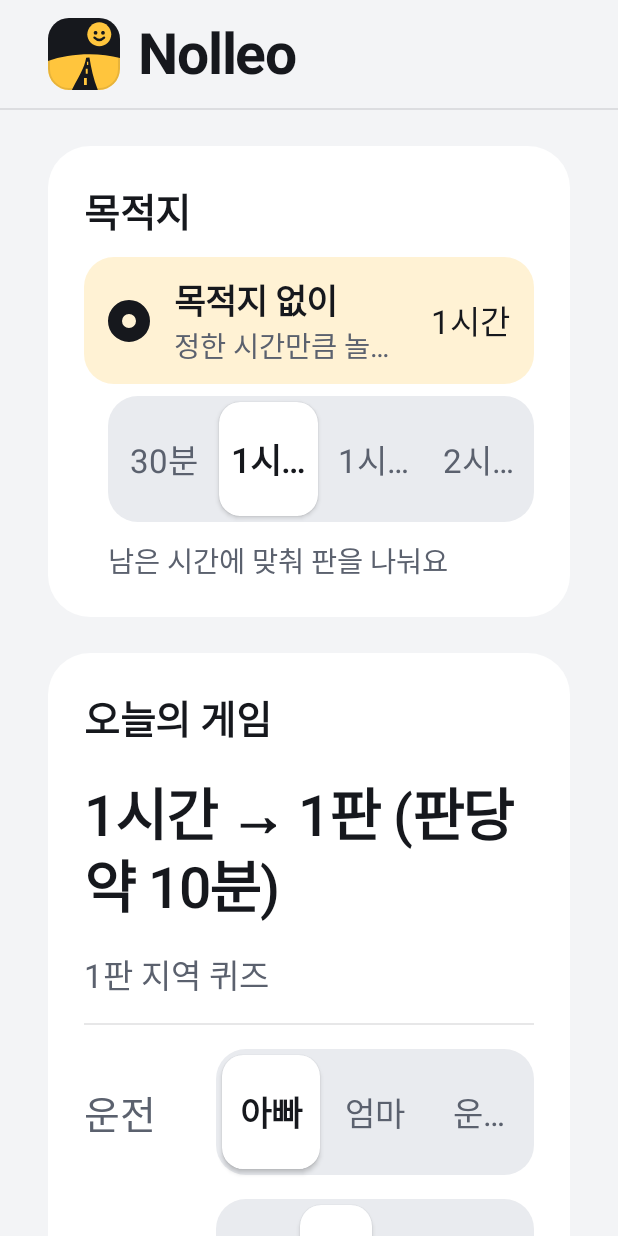
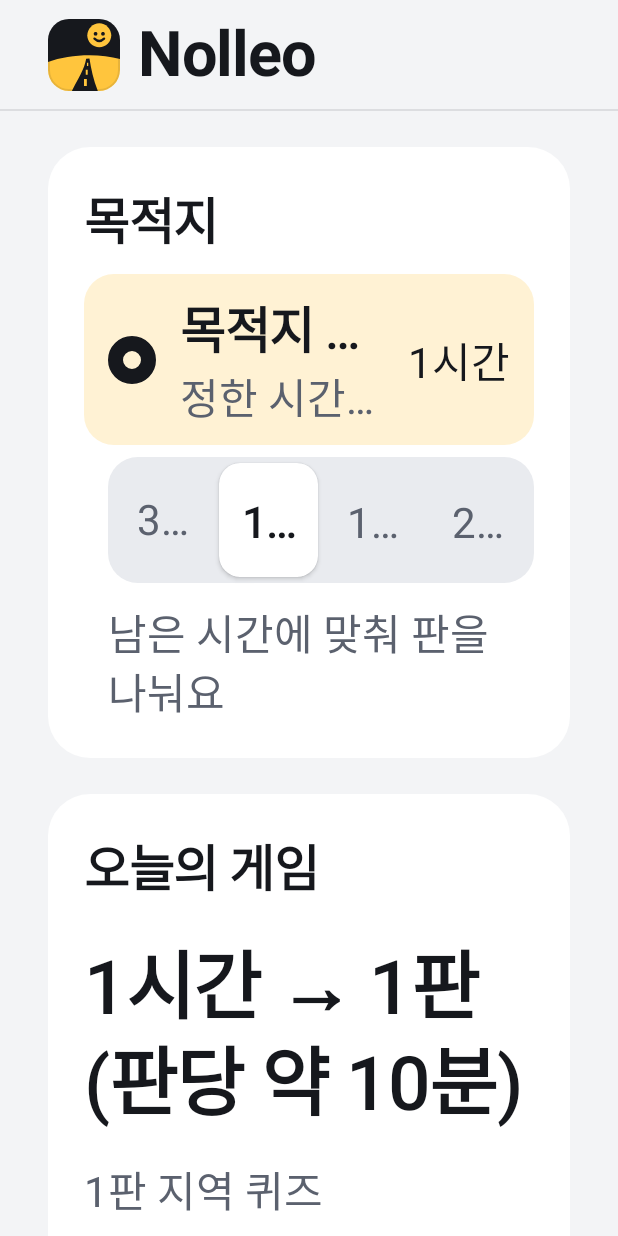
Before and after one commit to dxyxxn/Nolleo, an Android app built with Jetpack Compose: the screen it shows after launch (MainActivity), on a phone screen of 412 x 824 dp. Run offline under Robolectric (Android 15) with nearby library versions, the phone set to English and light mode, and no system bars; libraries missing offline, so code that uses them is left out: ai.pleos.playground; 26 statements that could not run were skipped.

Commit message:
style: 글자를 한 번 더 키움(가장 작은 글자 21sp, 주행 본문 33sp) + 홈은 한 단계 더 크게
- 테마 글자 스타일 14개를 2~8sp(약 8~11%) 키움
- 홈: 카드 제목·목적지 목록 줄(제목·설명·오른쪽 값)·설정 줄 이름·선택 막대·미리보기·안내 줄을 한 단계 큰 스타일로
- 좁은 창(3분할)에서 선택 막대 4칸 글이 잘리지 않는 선에서 멈춤

```diff
--- a/app/src/main/java/com/nolleo/app/ui/common/Components.kt
+++ b/app/src/main/java/com/nolleo/app/ui/common/Components.kt
@@ -173,7 +173,7 @@ fun <T> SegmentedControl(
             ) {
                 Text(
                     label(option),
-                    style = if (on) MaterialTheme.typography.titleSmall else MaterialTheme.typography.bodyMedium,
+                    style = if (on) MaterialTheme.typography.titleMedium else MaterialTheme.typography.bodyLarge,
                     color = if (on) c.ink else c.muted,
                     maxLines = 1,
                     overflow = TextOverflow.Ellipsis,
@@ -185,7 +185,7 @@ fun <T> SegmentedControl(
 }
 
 /** [SettingRow] 의 이름 칸 폭 — 설정 줄 아래에 붙는 줄도 이 폭만큼 들여 맞춘다 */
-val SettingLabelWidth = 88.dp
+val SettingLabelWidth = 96.dp
 
 /** 이 폭보다 넓은 가로 창이면 카드를 나란히 놓는다 */
 val WideLayoutMinWidth = 1000.dp
@@ -197,7 +197,7 @@ fun BoxWithConstraintsScope.isWideLayout(): Boolean = maxWidth > WideLayoutMinWi
 @Composable
 fun SettingRow(label: String, modifier: Modifier = Modifier, labelWidth: Dp = SettingLabelWidth, content: @Composable () -> Unit) {
     Row(modifier.fillMaxWidth(), verticalAlignment = Alignment.CenterVertically) {
-        Text(label, style = MaterialTheme.typography.bodyLarge, color = Nl.colors.muted, modifier = Modifier.width(labelWidth), maxLines = 1)
+        Text(label, style = MaterialTheme.typography.titleMedium, color = Nl.colors.muted, modifier = Modifier.width(labelWidth), maxLines = 1)
         Box(Modifier.weight(1f)) { content() }
     }
 }
@@ -225,16 +225,16 @@ fun ChoiceRow(
         horizontalArrangement = Arrangement.spacedBy(Sp.l),
     ) {
         Box(
-            Modifier.size(28.dp).border(if (selected) 9.dp else 2.dp, if (selected) c.indicator else c.faint, CircleShape),
+            Modifier.size(32.dp).border(if (selected) 10.dp else 2.dp, if (selected) c.indicator else c.faint, CircleShape),
         )
         Column(Modifier.weight(1f)) {
-            Text(title, style = MaterialTheme.typography.titleSmall, color = c.ink, maxLines = 1, overflow = TextOverflow.Ellipsis)
+            Text(title, style = MaterialTheme.typography.titleLarge, color = c.ink, maxLines = 1, overflow = TextOverflow.Ellipsis)
             if (subtitle != null) {
-                Text(subtitle, style = MaterialTheme.typography.labelSmall, color = c.muted, maxLines = 1, overflow = TextOverflow.Ellipsis)
+                Text(subtitle, style = MaterialTheme.typography.bodyLarge, color = c.muted, maxLines = 1, overflow = TextOverflow.Ellipsis)
             }
         }
         if (trailing != null) {
-            Text(trailing, style = MaterialTheme.typography.bodyMedium, color = if (selected) c.ink else c.muted, maxLines = 1)
+            Text(trailing, style = MaterialTheme.typography.bodyLarge, color = if (selected) c.ink else c.muted, maxLines = 1)
         }
     }
 }
--- a/app/src/main/java/com/nolleo/app/ui/home/HomeScreen.kt
+++ b/app/src/main/java/com/nolleo/app/ui/home/HomeScreen.kt
@@ -149,8 +149,8 @@ private fun Banner(title: String, detail: String?, actions: @Composable () -> Un
     NlCard(Modifier.fillMaxWidth()) {
         Row(verticalAlignment = Alignment.CenterVertically, horizontalArrangement = Arrangement.spacedBy(Sp.m)) {
             Column(Modifier.weight(1f)) {
-                Text(title, style = MaterialTheme.typography.titleMedium, color = c.ink, maxLines = 2, overflow = TextOverflow.Ellipsis)
-                if (detail != null) Text(detail, style = MaterialTheme.typography.bodyMedium, color = c.muted, maxLines = 1, overflow = TextOverflow.Ellipsis)
+                Text(title, style = MaterialTheme.typography.titleLarge, color = c.ink, maxLines = 2, overflow = TextOverflow.Ellipsis)
+                if (detail != null) Text(detail, style = MaterialTheme.typography.bodyLarge, color = c.muted, maxLines = 1, overflow = TextOverflow.Ellipsis)
             }
             actions()
         }
@@ -175,7 +175,7 @@ private fun DestinationCard(
 ) {
     val c = Nl.colors
     NlCard(modifier, spacing = Sp.xs) {
-        Text("목적지", style = MaterialTheme.typography.titleMedium, color = c.ink, modifier = Modifier.padding(bottom = Sp.s))
+        Text("목적지", style = MaterialTheme.typography.titleLarge, color = c.ink, modifier = Modifier.padding(bottom = Sp.s))
         options.route?.let { r ->
             ChoiceRow(
                 title = r.simulatedTitle ?: "현재 경로: ${r.destinationName}",
@@ -212,7 +212,7 @@ private fun DestinationCard(
         )
         Text(
             "남은 시간에 맞춰 판을 나눠요",
-            style = MaterialTheme.typography.labelSmall,
+            style = MaterialTheme.typography.bodyLarge,
             color = c.muted,
             modifier = Modifier.padding(top = Sp.s, start = Sp.l),
         )
@@ -236,7 +236,7 @@ private fun GameCard(
     val coordinator = container.coordinator
     val c = Nl.colors
     NlCard(modifier, spacing = Sp.l) {
-        Text("오늘의 게임", style = MaterialTheme.typography.titleMedium, color = c.ink)
+        Text("오늘의 게임", style = MaterialTheme.typography.titleLarge, color = c.ink)
         PlanSummary(preview, demo, choice)
         Hairline()
         val drivers = coordinator.drivers
@@ -261,7 +261,7 @@ private fun GameCard(
             Row(Modifier.fillMaxWidth().padding(start = SettingLabelWidth), verticalAlignment = Alignment.CenterVertically, horizontalArrangement = Arrangement.spacedBy(Sp.m)) {
                 Text(
                     "좌석 센서가 동승자 ${suggested}명을 감지했어요",
-                    style = MaterialTheme.typography.bodyMedium,
+                    style = MaterialTheme.typography.bodyLarge,
                     color = c.muted,
                     modifier = Modifier.weight(1f),
                     maxLines = 2,
@@ -284,7 +284,7 @@ private fun GameCard(
         }
         Text(
             "주행 중에는 음성으로, 정차 중에는 화면으로 놀아요",
-            style = MaterialTheme.typography.labelSmall,
+            style = MaterialTheme.typography.bodyLarge,
             color = c.muted,
             modifier = Modifier.align(Alignment.CenterHorizontally),
         )
@@ -300,20 +300,20 @@ private fun ColumnScope.PlanSummary(preview: PlanPreview?, demo: Boolean, choice
     val c = Nl.colors
     if (preview == null) {
         // 최근 목적지의 예상 시간(내비 requestTrip)을 아직 받지 못함
-        Text("예상 시간을 확인하고 있어요. 받으면 남은 시간에 맞춰 판을 짜 드려요.", style = MaterialTheme.typography.bodyLarge, color = c.muted)
+        Text("예상 시간을 확인하고 있어요. 받으면 남은 시간에 맞춰 판을 짜 드려요.", style = MaterialTheme.typography.titleSmall, color = c.muted)
         return
     }
-    Text(preview.text, style = MaterialTheme.typography.headlineMedium, color = c.ink)
+    Text(preview.text, style = MaterialTheme.typography.headlineLarge, color = c.ink)
     val rounds = if (choice == GameChoice.RANDOM) {
         RANDOM_PREVIEW
     } else {
         preview.plan.rounds.take(6).joinToString(" · ") { "${it.index + 1}판 ${it.game.label}" } +
             if (preview.plan.roundCount > 6) " …" else ""
     }
-    Text(rounds, style = MaterialTheme.typography.bodyMedium, color = c.muted, maxLines = 1, overflow = TextOverflow.Ellipsis)
+    Text(rounds, style = MaterialTheme.typography.bodyLarge, color = c.muted, maxLines = 1, overflow = TextOverflow.Ellipsis)
     val rest = SessionPlanner.restBetweenRoundsSec(preview.plan)?.let { "판 사이 약 ${TripUnits.formatDuration(it)} 쉬어요" }
     val line = listOfNotNull(rest, if (demo) "데모 모드: 판당 ${preview.plan.rounds.first().questionCount}문제" else null).joinToString(" · ")
-    if (line.isNotEmpty()) Text(line, style = MaterialTheme.typography.bodyMedium, color = c.muted, maxLines = 1, overflow = TextOverflow.Ellipsis)
+    if (line.isNotEmpty()) Text(line, style = MaterialTheme.typography.bodyLarge, color = c.muted, maxLines = 1, overflow = TextOverflow.Ellipsis)
 }
 
 /** 랜덤일 때 판 구성 대신 보이는 줄 */
--- a/app/src/main/java/com/nolleo/app/ui/theme/Theme.kt
+++ b/app/src/main/java/com/nolleo/app/ui/theme/Theme.kt
@@ -161,26 +161,27 @@ object Nl {
 }
 
 // 플랫폼 기본 글꼴(Asta Sans)을 그대로 쓴다 — 400 Regular, 600 Bold 두 굵기만 (500 은 플랫폼에서 Regular 로 매핑됨).
-// 가장 작은 글자는 19sp (DEV_GUIDE §6.5: 12sp 이상·실제 18px 이상). 주행 화면 본문은 30sp 이상.
-// 11/8 사용자 요청("전반적으로 폰트가 작다, 아주 살짝만")으로 모든 크기를 1~4sp(약 5~8%) 키웠다.
+// 가장 작은 글자는 21sp (DEV_GUIDE §6.5: 12sp 이상·실제 18px 이상). 주행 화면 본문은 33sp 이상.
+// 11/8 사용자 요청으로 두 번 키웠다 — "아주 살짝만"(1~4sp) 뒤 "더 키워 보자, 특히 홈"(다시 2~8sp, 약 8~11%).
+// 에뮬레이터 화면은 160dpi(1dp = 1px)라 2560px 화면에서 글이 작아 보였다. 홈은 줄마다 한 단계 큰 스타일을 쓴다.
 private val Regular = FontWeight.Normal
 private val Strong = FontWeight.SemiBold
 
 private val typography = Typography(
-    displayLarge = TextStyle(fontSize = 76.sp, fontWeight = Strong, lineHeight = 88.sp, letterSpacing = (-0.02).em),
-    displayMedium = TextStyle(fontSize = 60.sp, fontWeight = Regular, lineHeight = 70.sp, letterSpacing = (-0.02).em),
-    headlineLarge = TextStyle(fontSize = 46.sp, fontWeight = Strong, lineHeight = 60.sp, letterSpacing = (-0.02).em),
-    headlineMedium = TextStyle(fontSize = 38.sp, fontWeight = Strong, lineHeight = 48.sp, letterSpacing = (-0.02).em),
-    headlineSmall = TextStyle(fontSize = 32.sp, fontWeight = Regular, lineHeight = 42.sp, letterSpacing = (-0.01).em),
-    titleLarge = TextStyle(fontSize = 30.sp, fontWeight = Strong, lineHeight = 38.sp, letterSpacing = (-0.01).em),
-    titleMedium = TextStyle(fontSize = 26.sp, fontWeight = Strong, lineHeight = 34.sp, letterSpacing = (-0.01).em),
-    titleSmall = TextStyle(fontSize = 23.sp, fontWeight = Strong, lineHeight = 31.sp),
-    bodyLarge = TextStyle(fontSize = 26.sp, fontWeight = Regular, lineHeight = 36.sp),
-    bodyMedium = TextStyle(fontSize = 22.sp, fontWeight = Regular, lineHeight = 31.sp),
-    bodySmall = TextStyle(fontSize = 20.sp, fontWeight = Regular, lineHeight = 27.sp),
-    labelLarge = TextStyle(fontSize = 26.sp, fontWeight = Strong, lineHeight = 32.sp),
-    labelMedium = TextStyle(fontSize = 21.sp, fontWeight = Strong, lineHeight = 27.sp),
-    labelSmall = TextStyle(fontSize = 19.sp, fontWeight = Regular, lineHeight = 25.sp),
+    displayLarge = TextStyle(fontSize = 84.sp, fontWeight = Strong, lineHeight = 96.sp, letterSpacing = (-0.02).em),
+    displayMedium = TextStyle(fontSize = 66.sp, fontWeight = Regular, lineHeight = 76.sp, letterSpacing = (-0.02).em),
+    headlineLarge = TextStyle(fontSize = 50.sp, fontWeight = Strong, lineHeight = 64.sp, letterSpacing = (-0.02).em),
+    headlineMedium = TextStyle(fontSize = 42.sp, fontWeight = Strong, lineHeight = 52.sp, letterSpacing = (-0.02).em),
+    headlineSmall = TextStyle(fontSize = 35.sp, fontWeight = Regular, lineHeight = 46.sp, letterSpacing = (-0.01).em),
+    titleLarge = TextStyle(fontSize = 33.sp, fontWeight = Strong, lineHeight = 42.sp, letterSpacing = (-0.01).em),
+    titleMedium = TextStyle(fontSize = 29.sp, fontWeight = Strong, lineHeight = 38.sp, letterSpacing = (-0.01).em),
+    titleSmall = TextStyle(fontSize = 26.sp, fontWeight = Strong, lineHeight = 34.sp),
+    bodyLarge = TextStyle(fontSize = 28.sp, fontWeight = Regular, lineHeight = 39.sp),
+    bodyMedium = TextStyle(fontSize = 24.sp, fontWeight = Regular, lineHeight = 34.sp),
+    bodySmall = TextStyle(fontSize = 22.sp, fontWeight = Regular, lineHeight = 30.sp),
+    labelLarge = TextStyle(fontSize = 28.sp, fontWeight = Strong, lineHeight = 34.sp),
+    labelMedium = TextStyle(fontSize = 23.sp, fontWeight = Strong, lineHeight = 30.sp),
+    labelSmall = TextStyle(fontSize = 21.sp, fontWeight = Regular, lineHeight = 28.sp),
 )
 
 @Composable
```
